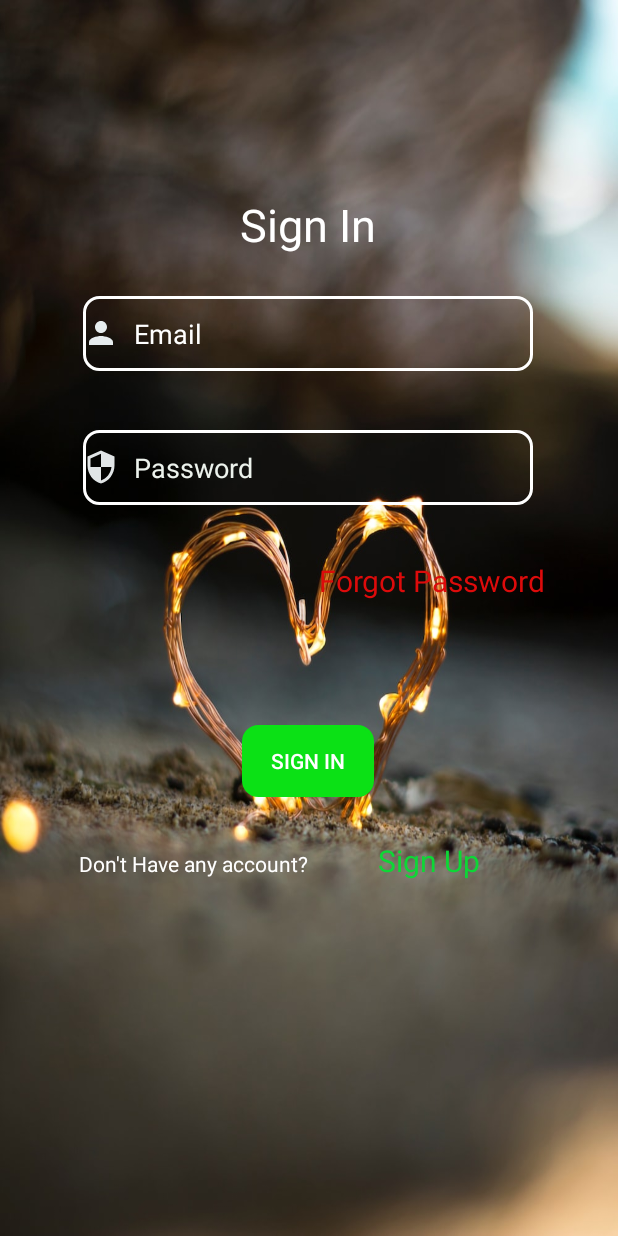
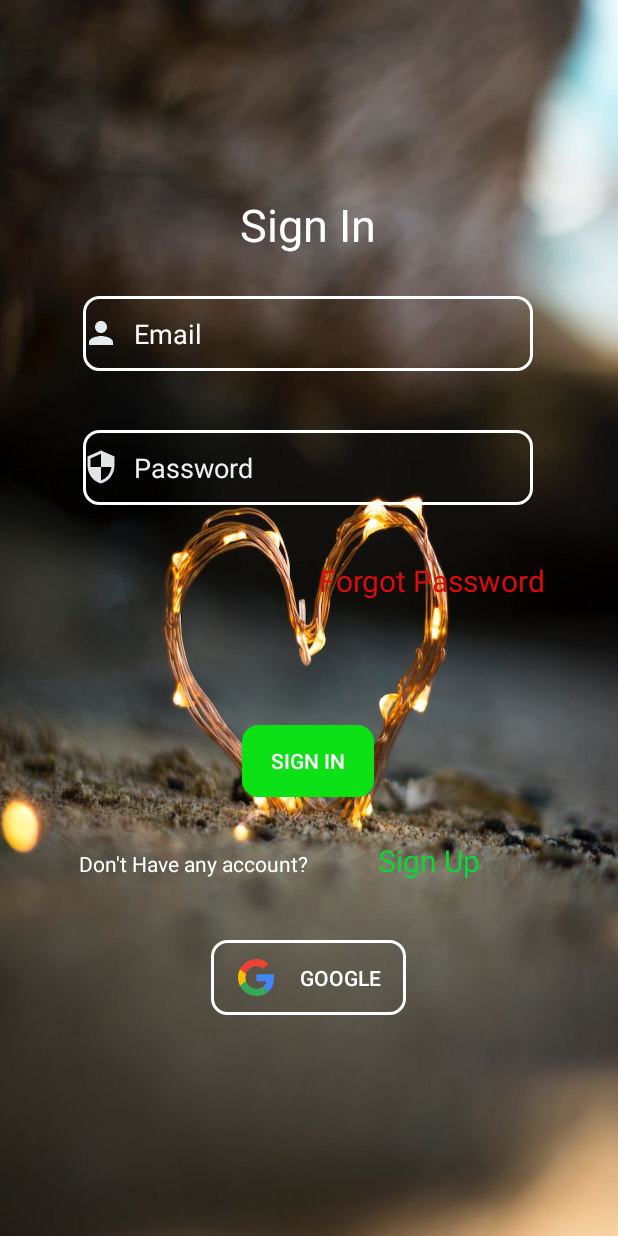
Before and after one commit to hossen1907012/cardiac-data-recorder, an Android app: the screen it shows after launch (loginactivity1), on a phone screen of 412 x 824 dp. Run offline under Robolectric (Android 15) with nearby library versions, the phone set to English and light mode, and no system bars; our stand-ins replace Firebase (no records; nobody signed in at launch, a user with empty details on screens opened directly).

Commit message:
Google Login Icon Added

```diff
--- a/app/src/main/java/com/example/cardiac_data_recoder/MainActivity.java
+++ b/app/src/main/java/com/example/cardiac_data_recoder/MainActivity.java
@@ -29,6 +29,7 @@ public class MainActivity extends AppCompatActivity {
 
         //makefullscreen app
         getWindow().setFlags(WindowManager.LayoutParams.FLAG_FULLSCREEN,WindowManager.LayoutParams.FLAG_FULLSCREEN);
+
         //animation
          topAnim= AnimationUtils.loadAnimation(this,R.anim.top_animation);
          bottomAnim=AnimationUtils.loadAnimation(this,R.anim.bottom_animation);
--- a/app/src/main/java/com/example/cardiac_data_recoder/loginactivity1.java
+++ b/app/src/main/java/com/example/cardiac_data_recoder/loginactivity1.java
@@ -84,6 +84,8 @@ public class loginactivity1 extends AppCompatActivity implements View.OnClickLis
             case R.id.forgotpassword1:
                 forgotpass();
                 break;
+
+
         }
     }
 
--- /dev/null
+++ b/app/src/main/res/drawable/google.xml
@@ -0,0 +1,7 @@
+<vector android:height="24.485847dp" android:viewportHeight="544.3"
+    android:viewportWidth="533.5" android:width="24dp" xmlns:android="http://schemas.android.com/apk/res/android">
+    <path android:fillColor="#4285F4" android:pathData="M533.5,278.4c0,-18.5 -1.5,-37.1 -4.7,-55.3H272.1v104.8h147c-6.1,33.8 -25.7,63.7 -54.4,82.7v68h87.7C503.9,431.2 533.5,361.2 533.5,278.4z"/>
+    <path android:fillColor="#34A853" android:pathData="M272.1,544.3c73.4,0 135.3,-24.1 180.4,-65.7l-87.7,-68c-24.4,16.6 -55.9,26 -92.6,26c-71,0 -131.2,-47.9 -152.8,-112.3H28.9v70.1C75.1,486.3 169.2,544.3 272.1,544.3z"/>
+    <path android:fillColor="#FBBC04" android:pathData="M119.3,324.3c-11.4,-33.8 -11.4,-70.4 0,-104.2V150H28.9c-38.6,76.9 -38.6,167.5 0,244.4L119.3,324.3z"/>
+    <path android:fillColor="#EA4335" android:pathData="M272.1,107.7c38.8,-0.6 76.3,14 104.4,40.8l0,0l77.7,-77.7C405,24.6 339.7,-0.8 272.1,0C169.2,0 75.1,58 28.9,150l90.4,70.1C140.8,155.6 201.1,107.7 272.1,107.7z"/>
+</vector>
--- a/app/src/main/res/layout/activity_loginactivity1.xml
+++ b/app/src/main/res/layout/activity_loginactivity1.xml
@@ -94,6 +94,23 @@
 
 
 
+
+    <android.widget.Button
+        android:id="@+id/googlesigin1"
+        android:layout_width="130dp"
+        android:layout_height="50dp"
+        android:background="@drawable/round_back"
+        android:drawableLeft="@drawable/google"
+        android:paddingStart="18dp"
+        android:text="Google"
+        android:textColor="@color/white"
+        app:layout_constraintBottom_toBottomOf="parent"
+        app:layout_constraintEnd_toEndOf="parent"
+        app:layout_constraintHorizontal_bias="0.498"
+        app:layout_constraintStart_toStartOf="parent"
+        app:layout_constraintTop_toTopOf="parent"
+        app:layout_constraintVertical_bias="0.81" />
+
     <TextView
         android:id="@+id/textView4"
         android:layout_width="wrap_content"
```
